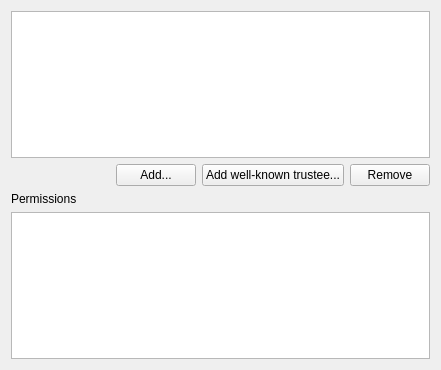
First picture: the form in src/admc/tabs/security_tab.ui, repository altlinux/admc, before the edit.
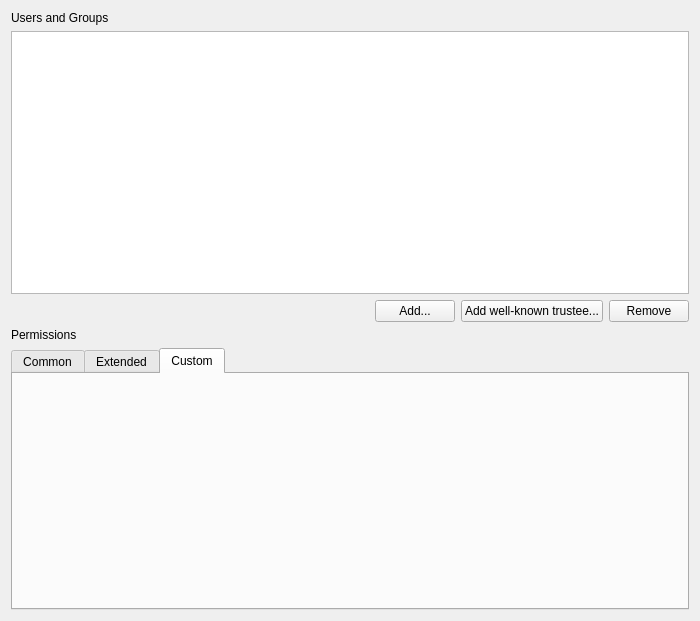
Second picture: the form after the edit.

```diff
--- a/src/admc/tabs/security_tab.ui
+++ b/src/admc/tabs/security_tab.ui
@@ -6,14 +6,21 @@
    <rect>
     <x>0</x>
     <y>0</y>
-    <width>441</width>
-    <height>370</height>
+    <width>700</width>
+    <height>621</height>
    </rect>
   </property>
   <property name="windowTitle">
    <string notr="true">Form</string>
   </property>
   <layout class="QVBoxLayout" name="verticalLayout">
+   <item>
+    <widget class="QLabel" name="label_2">
+     <property name="text">
+      <string>Users and Groups</string>
+     </property>
+    </widget>
+   </item>
    <item>
     <widget class="QTreeView" name="trustee_view">
      <property name="editTriggers">
@@ -76,10 +83,25 @@
     </widget>
    </item>
    <item>
-    <widget class="QTreeView" name="rights_view">
-     <property name="editTriggers">
-      <set>QAbstractItemView::NoEditTriggers</set>
+    <widget class="QTabWidget" name="permissions_tab_widget">
+     <property name="currentIndex">
+      <number>2</number>
      </property>
+     <widget class="QWidget" name="common_permissions_tab">
+      <attribute name="title">
+       <string>Common</string>
+      </attribute>
+     </widget>
+     <widget class="QWidget" name="extended_permissions_tab">
+      <attribute name="title">
+       <string>Extended</string>
+      </attribute>
+     </widget>
+     <widget class="QWidget" name="custom_permissions_tab">
+      <attribute name="title">
+       <string>Custom</string>
+      </attribute>
+     </widget>
     </widget>
    </item>
   </layout>
```
